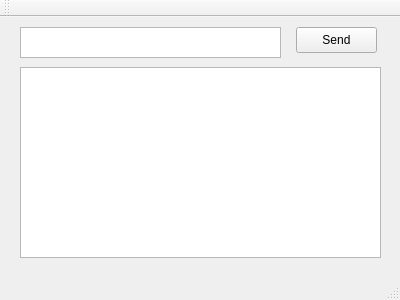
The window that Sher-lock_Desktop/mainwindow.ui (Sher-lock/Sherlock) describes before a commit, drawn with Qt 5.
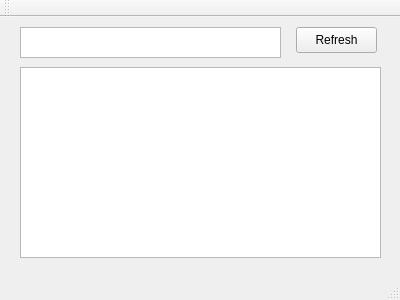
The same window after the commit.

The edit to the form file:
```diff
--- a/Sher-lock_Desktop/mainwindow.ui
+++ b/Sher-lock_Desktop/mainwindow.ui
@@ -44,7 +44,7 @@
      </rect>
     </property>
     <property name="text">
-     <string>Send</string>
+     <string>Refresh</string>
     </property>
    </widget>
   </widget>
```
Left out of the diff: 2 changed lines with no effect on the pictures.
